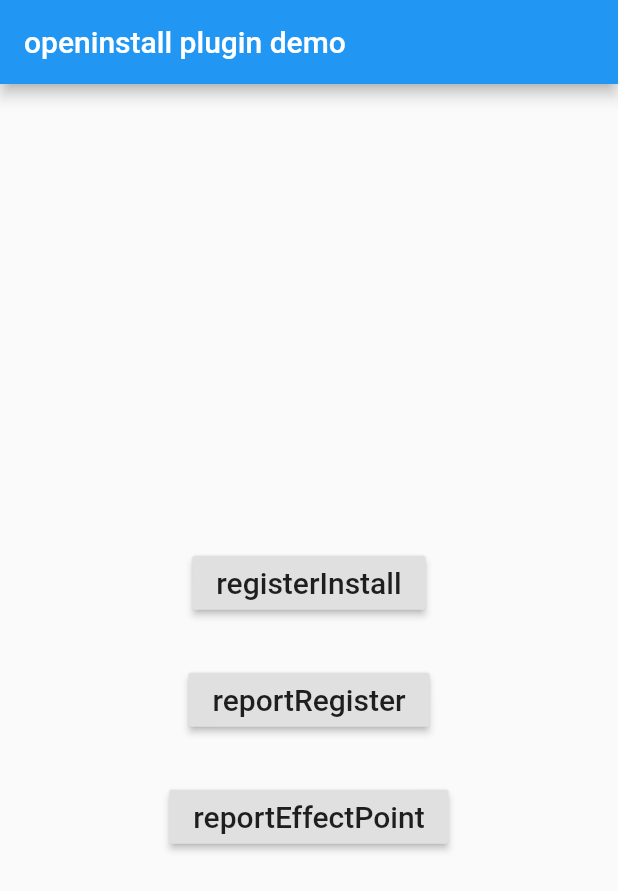
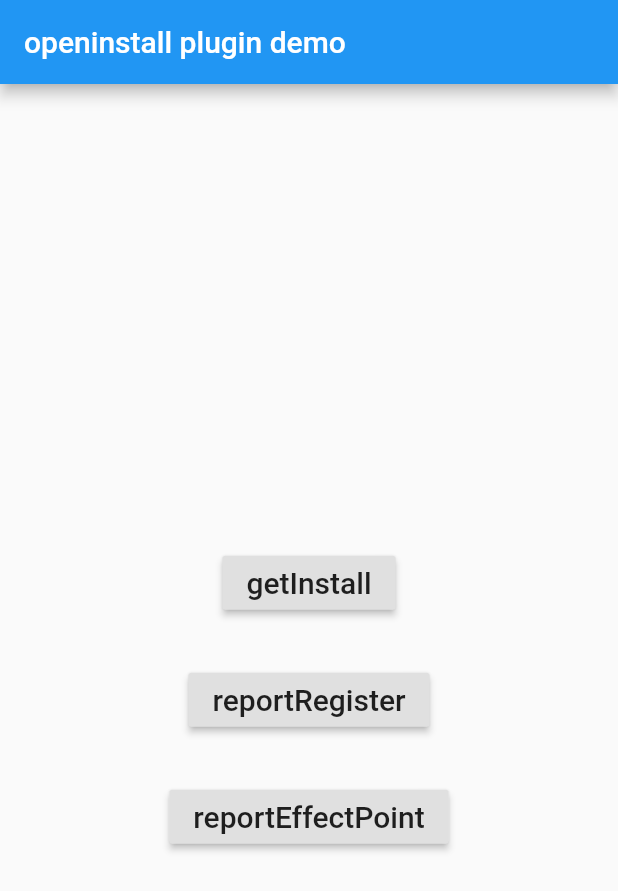
Before and after one commit to OpenInstall/openinstall-flutter-plugin, a Flutter app: the screen it shows after launch, on a phone screen of 412 x 824 dp. Shown: the top 891 px of the screen. Run offline on Flutter 3.47's test engine with Material 2 defaults, Android fonts, the phone set to English and light mode, and no system bars.

Commit message:
修改为单例

```diff
--- a/example/lib/main.dart
+++ b/example/lib/main.dart
@@ -52,7 +52,7 @@ class _MyAppState extends State<MyApp> {
                 onPressed: () {
                   _openinstallFlutterPlugin.install(installHandler);
                 },
-                child: Text('registerInstall', style: TextStyle(fontSize: 20)),
+                child: Text('getInstall', style: TextStyle(fontSize: 20)),
               ),
               const SizedBox(height: 30),
               RaisedButton(
--- a/lib/openinstall_flutter_plugin.dart
+++ b/lib/openinstall_flutter_plugin.dart
@@ -5,6 +5,11 @@ import 'package:flutter/services.dart';
 typedef Future<dynamic> EventHandler(Map<String, dynamic> data);
 
 class OpeninstallFlutterPlugin {
+
+  // 单例
+  static final OpeninstallFlutterPlugin _instance = new OpeninstallFlutterPlugin._internal();
+  factory OpeninstallFlutterPlugin() => _instance;
+  OpeninstallFlutterPlugin._internal();
 
   Future defaultHandler() async {}
 
--- a/pubspec.yaml
+++ b/pubspec.yaml
@@ -1,6 +1,6 @@
 name: openinstall_flutter_plugin
 description: openinstall_flutter_plugin is a Flutter plugin based on openinstall, which provides you with APP promotion technology services.
-version: 1.2.0
+version: 1.2.1
 author: openinstall
 homepage: https://www.openinstall.io
 
```
Also changed, not shown: 1 other file.
